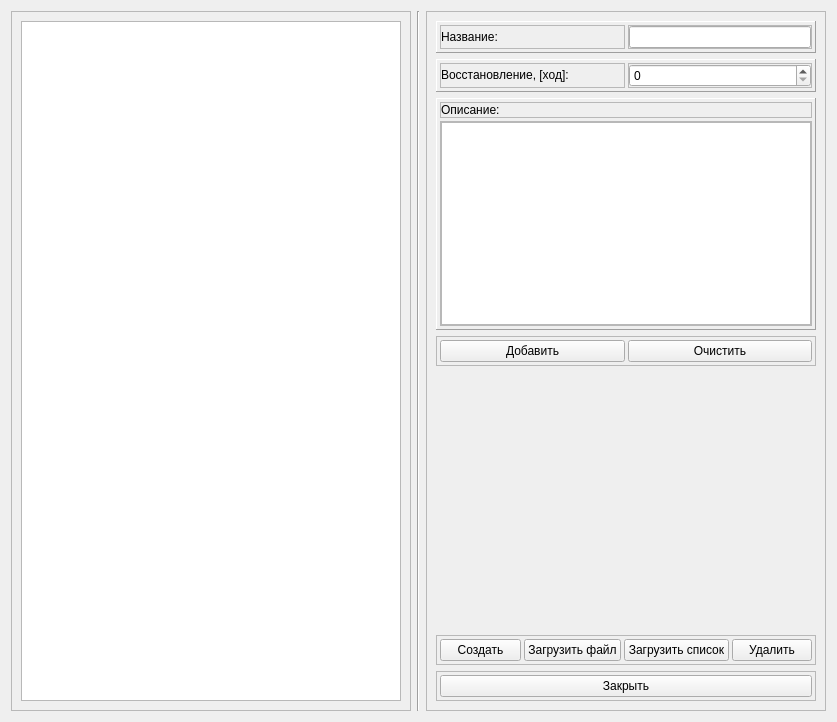
The window that forms/fmaddspells.ui (hospitaler17/gamehelper) describes before a commit, drawn with Qt 5.
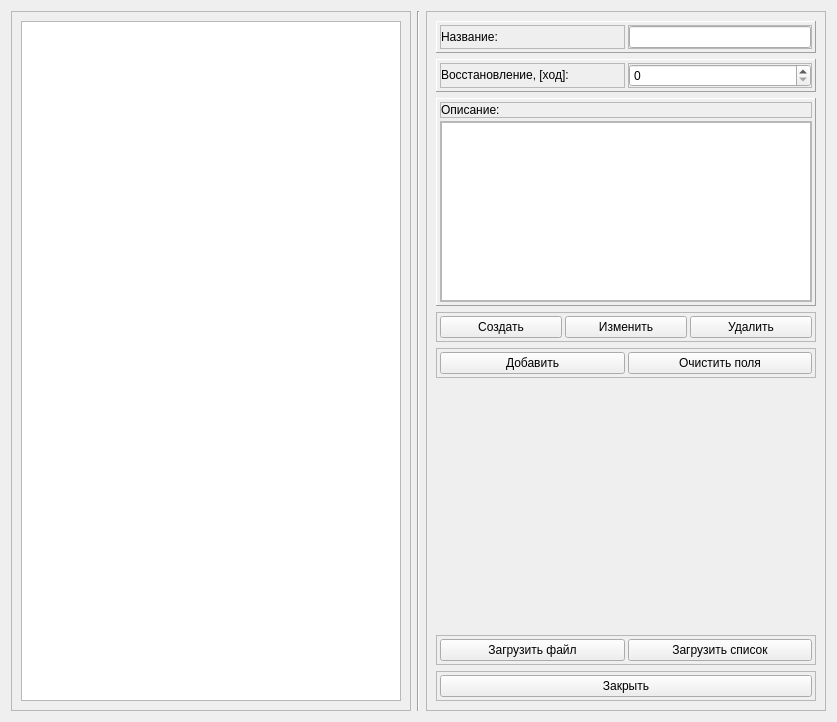
The same window after the commit.

Commit message: Правки по форме

```diff
--- a/forms/fmaddspells.ui
+++ b/forms/fmaddspells.ui
@@ -407,6 +407,54 @@
         </layout>
        </widget>
       </item>
+      <item>
+       <widget class="QFrame" name="frame_modify_spells">
+        <property name="frameShape">
+         <enum>QFrame::StyledPanel</enum>
+        </property>
+        <property name="frameShadow">
+         <enum>QFrame::Raised</enum>
+        </property>
+        <layout class="QHBoxLayout" name="horizontalLayout_11">
+         <property name="spacing">
+          <number>3</number>
+         </property>
+         <property name="leftMargin">
+          <number>3</number>
+         </property>
+         <property name="topMargin">
+          <number>3</number>
+         </property>
+         <property name="rightMargin">
+          <number>3</number>
+         </property>
+         <property name="bottomMargin">
+          <number>3</number>
+         </property>
+         <item>
+          <widget class="QPushButton" name="pb_add">
+           <property name="text">
+            <string>Создать</string>
+           </property>
+          </widget>
+         </item>
+         <item>
+          <widget class="QPushButton" name="pb_edit">
+           <property name="text">
+            <string>Изменить</string>
+           </property>
+          </widget>
+         </item>
+         <item>
+          <widget class="QPushButton" name="pb_remove">
+           <property name="text">
+            <string>Удалить</string>
+           </property>
+          </widget>
+         </item>
+        </layout>
+       </widget>
+      </item>
       <item>
        <widget class="QFrame" name="frame_currentEdit">
         <property name="frameShape">
@@ -441,7 +489,7 @@
          <item>
           <widget class="QPushButton" name="pb_cancel">
            <property name="text">
-            <string>Очистить</string>
+            <string>Очистить поля</string>
            </property>
           </widget>
          </item>
@@ -485,13 +533,6 @@
          <property name="bottomMargin">
           <number>3</number>
          </property>
-         <item>
-          <widget class="QPushButton" name="pb_add">
-           <property name="text">
-            <string>Создать</string>
-           </property>
-          </widget>
-         </item>
          <item>
           <widget class="QPushButton" name="pb_load_and_add_file">
            <property name="text">
@@ -506,13 +547,6 @@
            </property>
           </widget>
          </item>
-         <item>
-          <widget class="QPushButton" name="pb_remove">
-           <property name="text">
-            <string>Удалить</string>
-           </property>
-          </widget>
-         </item>
         </layout>
        </widget>
       </item>
```
The commit also changes 4 other files.
